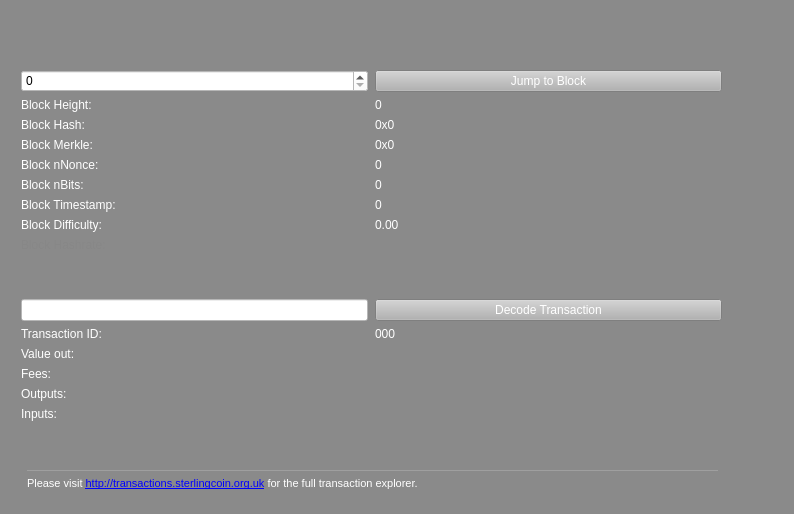
The window that src/qt/forms/blockbrowser.ui (Sterlingcoin/Sterlingcoin-1.6.2.0-Release) describes before a commit, drawn with Qt 5.
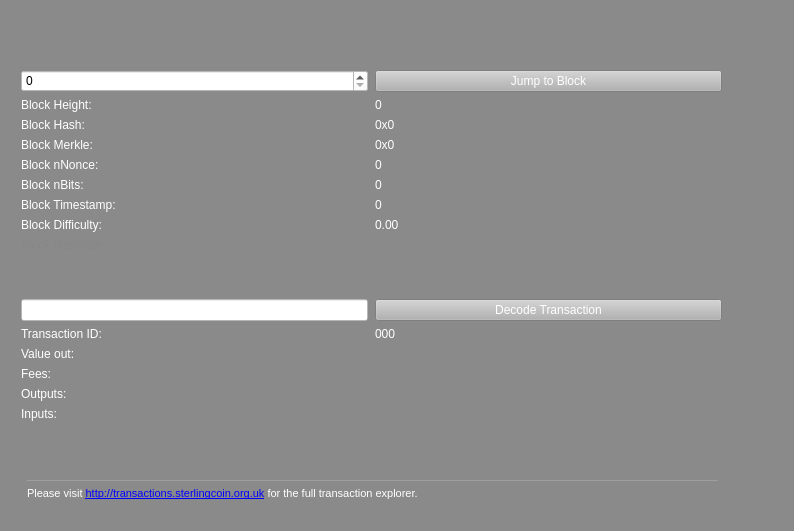
The same window after the commit. Icons and pictures are not drawn.

```diff
--- a/src/qt/forms/blockbrowser.ui
+++ b/src/qt/forms/blockbrowser.ui
@@ -13,7 +13,7 @@
     <x>0</x>
     <y>0</y>
     <width>794</width>
-    <height>514</height>
+    <height>531</height>
    </rect>
   </property>
   <property name="sizePolicy">
@@ -4451,7 +4451,7 @@
         <x>6</x>
         <y>440</y>
         <width>691</width>
-        <height>31</height>
+        <height>51</height>
        </rect>
       </property>
       <property name="text">
```
